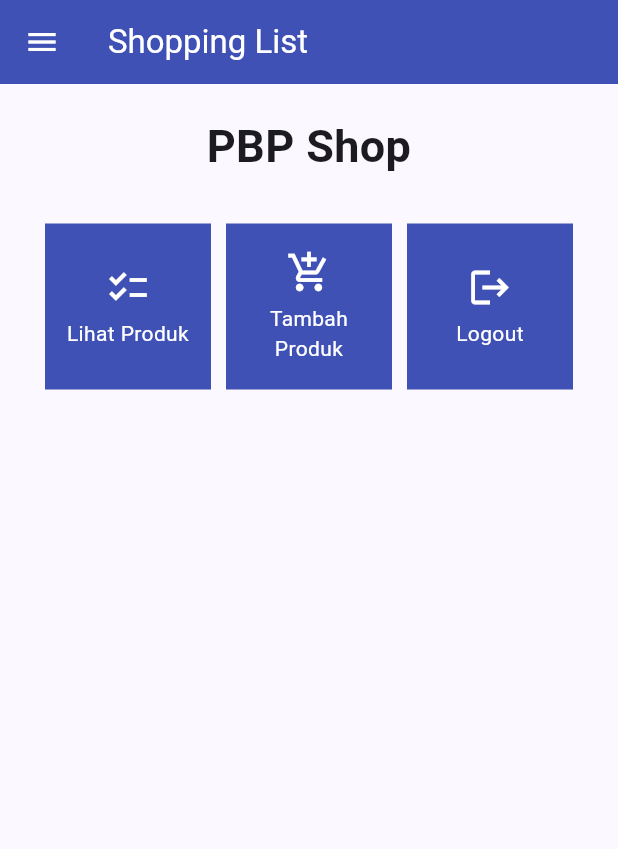
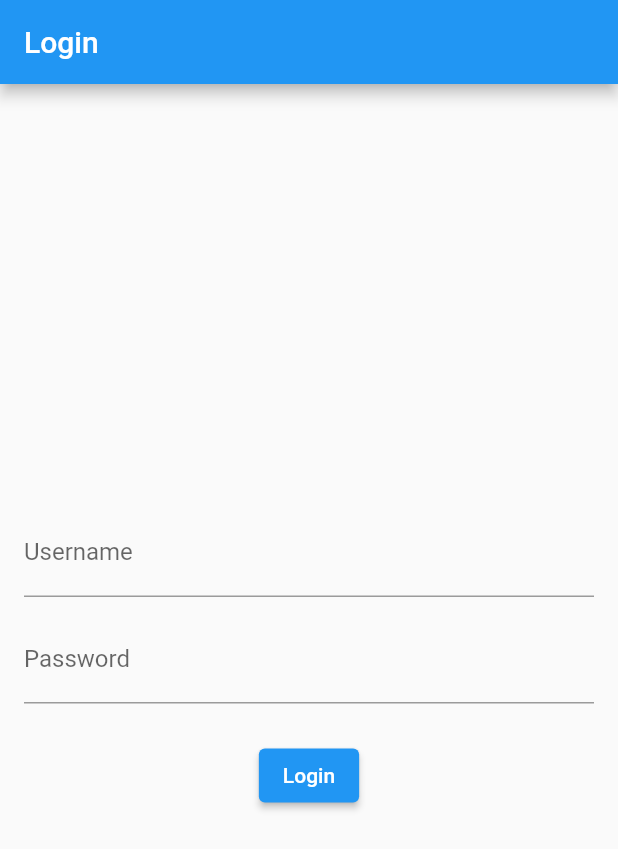
Before and after one commit to pershyfon/shopping-list-mobile, a Flutter app: the screen it shows after launch, on a phone screen of 412 x 824 dp. Shown: the top 849 px of the screen. Run offline on Flutter 3.47's test engine with Material 2 defaults, Android fonts, the phone set to English and light mode, and no system bars; missing offline and left inert: pbp_django_auth.

Commit message:
tutorial 8 selesai

```diff
--- a/lib/main.dart
+++ b/lib/main.dart
@@ -1,4 +1,7 @@
 import 'package:flutter/material.dart';
+import 'package:pbp_django_auth/pbp_django_auth.dart';
+import 'package:provider/provider.dart';
+import 'package:shopping_list/screens/login.dart';
 import 'package:shopping_list/screens/menu.dart';
 
 void main() {
@@ -10,29 +13,22 @@ class MyApp extends StatelessWidget {
 
   // This widget is the root of your application.
   @override
-  Widget build(BuildContext context) {
-    return MaterialApp(
-      title: 'Flutter Demo',
-      theme: ThemeData(
-        // This is the theme of your application.
-        //
-        // TRY THIS: Try running your application with "flutter run". You'll see
-        // the application has a blue toolbar. Then, without quitting the app,
-        // try changing the seedColor in the colorScheme below to Colors.green
-        // and then invoke "hot reload" (save your changes or press the "hot
-        // reload" button in a Flutter-supported IDE, or press "r" if you used
-        // the command line to start the app).
-        //
-        // Notice that the counter didn't reset back to zero; the application
-        // state is not lost during the reload. To reset the state, use hot
-        // restart instead.
-        //
-        // This works for code too, not just values: Most code changes can be
-        // tested with just a hot reload.
-        colorScheme: ColorScheme.fromSeed(seedColor: Colors.indigo),
-        useMaterial3: true,
-      ),
-      home: MyHomePage(),
-    );
-  }
+    Widget build(BuildContext context) {
+        return Provider(
+            create: (_) {
+                CookieRequest request = CookieRequest();
+                return request;
+            },
+            child: MaterialApp(
+                title: 'Flutter App',
+                theme: ThemeData(
+                    primarySwatch: Colors.blue,
+                ),
+                home: LoginPage(),
+                routes: {
+                    "/login": (BuildContext context) => const LoginPage(),
+                },
+            ),
+        );
+    }
 }
--- /dev/null
+++ b/lib/screens/login.dart
@@ -0,0 +1,114 @@
+import 'package:shopping_list/screens/menu.dart';
+import 'package:flutter/material.dart';
+import 'package:pbp_django_auth/pbp_django_auth.dart';
+import 'package:provider/provider.dart';
+
+void main() {
+    runApp(const LoginApp());
+}
+
+class LoginApp extends StatelessWidget {
+const LoginApp({super.key});
+
+@override
+Widget build(BuildContext context) {
+    return MaterialApp(
+        title: 'Login',
+        theme: ThemeData(
+            primarySwatch: Colors.blue,
+    ),
+    home: const LoginPage(),
+    );
+    }
+}
+
+class LoginPage extends StatefulWidget {
+    const LoginPage({super.key});
+
+    @override
+    _LoginPageState createState() => _LoginPageState();
+}
+
+class _LoginPageState extends State<LoginPage> {
+    final TextEditingController _usernameController = TextEditingController();
+    final TextEditingController _passwordController = TextEditingController();
+
+    @override
+    Widget build(BuildContext context) {
+        final request = context.watch<CookieRequest>();
+        return Scaffold(
+            appBar: AppBar(
+                title: const Text('Login'),
+            ),
+            body: Container(
+                padding: const EdgeInsets.all(16.0),
+                child: Column(
+                    mainAxisAlignment: MainAxisAlignment.center,
+                    children: [
+                        TextField(
+                            controller: _usernameController,
+                            decoration: const InputDecoration(
+                                labelText: 'Username',
+                            ),
+                        ),
+                        const SizedBox(height: 12.0),
+                        TextField(
+                            controller: _passwordController,
+                            decoration: const InputDecoration(
+                                labelText: 'Password',
+                            ),
+                            obscureText: true,
+                        ),
+                        const SizedBox(height: 24.0),
+                        ElevatedButton(
+                            onPressed: () async {
+                                String username = _usernameController.text;
+                                String password = _passwordController.text;
+
+                                // Cek kredensial
+                                // TODO: Ganti URL dan jangan lupa tambahkan trailing slash (/) di akhir URL!
+                                // Untuk menyambungkan Android emulator dengan Django pada localhost,
+                                // gunakan URL http://10.0.2.2/
+                                final response = await request.login("http://127.0.0.1:8000/auth/login/", {
+                                'username': username,
+                                'password': password,
+                                });
+
+                                if (request.loggedIn) {
+                                    String message = response['message'];
+                                    String uname = response['username'];
+                                    Navigator.pushReplacement(
+                                        context,
+                                        MaterialPageRoute(builder: (context) => MyHomePage()),
+                                    );
+                                    ScaffoldMessenger.of(context)
+                                        ..hideCurrentSnackBar()
+                                        ..showSnackBar(
+                                            SnackBar(content: Text("$message Selamat datang, $uname.")));
+                                    } else {
+                                    showDialog(
+                                        context: context,
+                                        builder: (context) => AlertDialog(
+                                            title: const Text('Login Gagal'),
+                                            content:
+                                                Text(response['message']),
+                                            actions: [
+                                                TextButton(
+                                                    child: const Text('OK'),
+                                                    onPressed: () {
+                                                        Navigator.pop(context);
+                                                    },
+                                                ),
+                                            ],
+                                        ),
+                                    );
+                                }
+                            },
+                            child: const Text('Login'),
+                        ),
+                    ],
+                ),
+            ),
+        );
+    }
+}
--- a/pubspec.yaml
+++ b/pubspec.yaml
@@ -35,6 +35,9 @@ dependencies:
   # The following adds the Cupertino Icons font to your application.
   # Use with the CupertinoIcons class for iOS style icons.
   cupertino_icons: ^1.0.2
+  provider: ^6.1.1
+  pbp_django_auth: ^0.3.1
+  http: ^0.13.6
 
 dev_dependencies:
   flutter_test:
```
Also changed, not shown: lib/models/product.dart (added, +65 -0 lines), lib/screens/list_product.dart (added, +90 -0 lines), lib/screens/menu.dart (+17 -5 lines), lib/screens/shoplist_form.dart (+41 -29 lines), lib/widgets/left_drawer.dart (+18 -2 lines), lib/widgets/shop_card.dart (+30 -4 lines), pubspec.lock, 2 other files.
